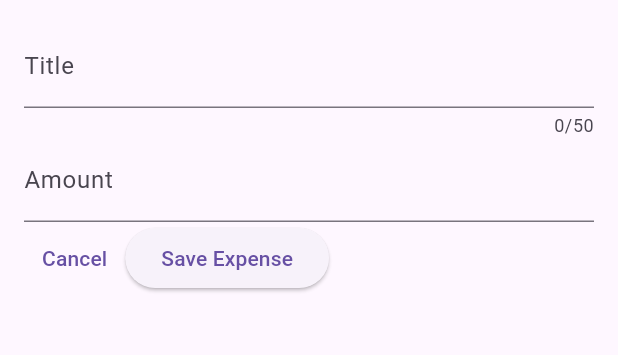
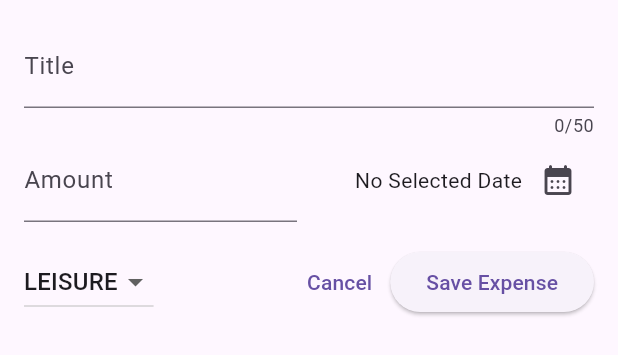
Before and after one commit to Psage001/expenses_tracker, a Flutter app: the NewExpense widget shown alone on an empty page, opened directly, on a phone screen of 412 x 824 dp. Shown: the top 355 px of the screen. Run offline on Flutter 3.47's test engine with Material 3 defaults, Android fonts, the phone set to English and light mode, and no system bars.

Commit message:
Adding New expense features

```diff
--- a/lib/Widgets/new_expense.dart
+++ b/lib/Widgets/new_expense.dart
@@ -1,4 +1,6 @@
 import 'package:flutter/material.dart';
+import 'package:intl/date_time_patterns.dart';
+import 'package:expenses_tracker/Models/temp_expense.dart';
 
 class NewExpense extends StatefulWidget {
   const NewExpense({super.key});
@@ -12,6 +14,47 @@ class NewExpense extends StatefulWidget {
 class _NewExpenseState extends State<NewExpense> {
   final _titleController = TextEditingController();
   final _amountController = TextEditingController();
+  DateTime? _selectedDate;
+  Category _selectedCategory = Category.leisure;
+
+  void _presentDatePicker() async {
+    final now = DateTime.now();
+    final firstDate = DateTime(now.year - 1, now.month, now.day);
+    final pickedDate = await showDatePicker(
+      context: context,
+      initialDate: now,
+      firstDate: firstDate,
+      lastDate: now,
+    );
+    setState(() {
+      _selectedDate = pickedDate;
+    });
+  }
+
+  void _submitExpenseData() {
+    final enteredAmount = double.tryParse(_amountController.text);
+    final amountIsInvalid = enteredAmount == null || enteredAmount <= 00;
+    if (_titleController.text.trim().isEmpty ||
+        amountIsInvalid ||
+        _selectedDate == null) {
+      showDialog(
+        context: context,
+        builder: (ctx) => AlertDialog(
+          title: const Text('Invalid Input'),
+          content: const Text(
+              'Please make sure a valid title,date, amount and category was entered'),
+          actions: [
+            TextButton(
+                onPressed: () {
+                  Navigator.pop(ctx);
+                },
+                child: const Text('Okay'))
+          ],
+        ),
+      );
+      return;
+    }
+  }
 
   @override
   void dispose() {
@@ -33,7 +76,10 @@ class _NewExpenseState extends State<NewExpense> {
               label: Text('Title'),
             ),
           ),
-          TextField(
+          Row(
+            children: [
+              Expanded(
+                child: TextField(
                   controller: _amountController,
                   keyboardType: TextInputType.number,
                   decoration: const InputDecoration(
@@ -41,8 +87,52 @@ class _NewExpenseState extends State<NewExpense> {
                     label: Text('Amount'),
                   ),
                 ),
+              ),
+              const SizedBox(
+                width: 16,
+              ),
+              Expanded(
+                child: Row(
+                  mainAxisAlignment: MainAxisAlignment.end,
+                  crossAxisAlignment: CrossAxisAlignment.center,
+                  children: [
+                    Text(_selectedDate == null
+                        ? 'No Selected Date'
+                        : formatter.format(_selectedDate!)),
+                    IconButton(
+                        onPressed: _presentDatePicker,
+                        icon: const Icon(Icons.calendar_month_rounded))
+                  ],
+                ),
+              ),
+            ],
+          ),
+          const SizedBox(
+            height: 16,
+          ),
           Row(
             children: [
+              DropdownButton(
+                  value: _selectedCategory,
+                  items: Category.values
+                      .map(
+                        (category) => DropdownMenuItem(
+                          value: category,
+                          child: Text(
+                            category.name.toUpperCase(),
+                          ),
+                        ),
+                      )
+                      .toList(),
+                  onChanged: (value) {
+                    if (value == null) {
+                      return;
+                    }
+                    setState(() {
+                      _selectedCategory = value;
+                    });
+                  }),
+              const Spacer(),
               TextButton(
                 onPressed: () {
                   Navigator.pop(context);
@@ -50,10 +140,7 @@ class _NewExpenseState extends State<NewExpense> {
                 child: const Text('Cancel'),
               ),
               ElevatedButton(
-                onPressed: () {
-                  print(_titleController.text);
-                  print(_amountController);
-                },
+                onPressed: _submitExpenseData,
                 child: const Text('Save Expense'),
               ),
             ],
```
Lines whose indentation alone changed are shown as unchanged.
